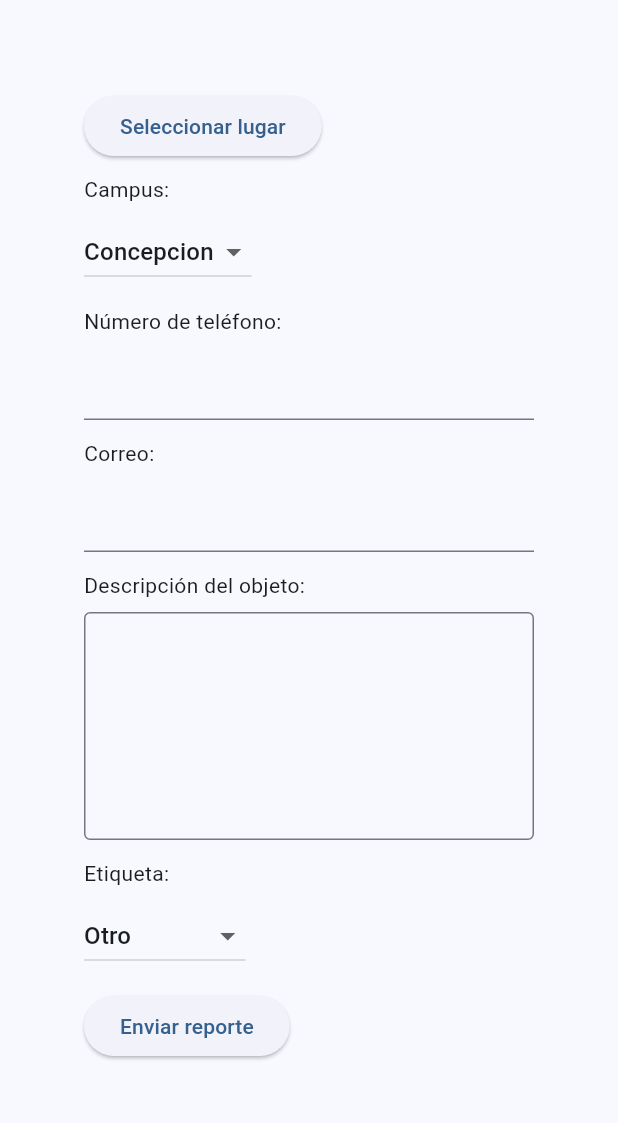
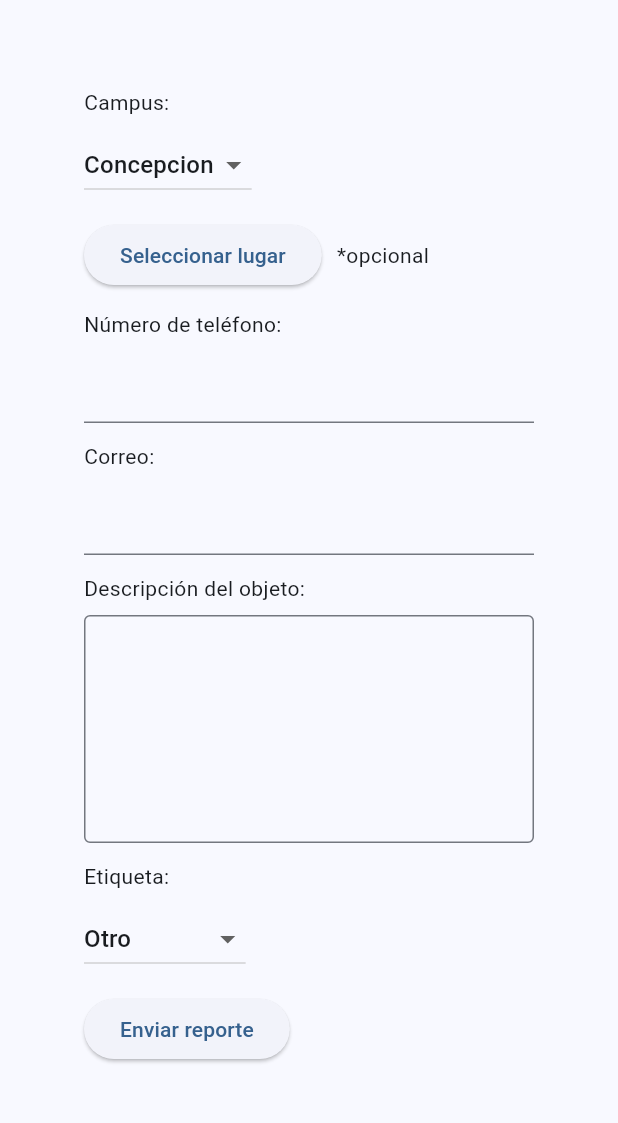
Before and after one commit to aToled/ProyIS-ObjetosPerdidos, a Flutter app: the HomePage screen opened by its route, after a tap on "Reportar objeto perdido", on a phone screen of 412 x 824 dp, the part 84-1207 px from its top. Run offline on Flutter 3.47's test engine with Material 3 defaults, Android fonts, the phone set to English and light mode, and no system bars; our stand-ins replace google_maps_flutter.

Commit message:
en realizar reporte: google maps aparece en el campus seleccionado y se valida que los campos no esten vacios

```diff
--- a/app_objetos_perdidos/lib/pages/report_lost_item_page.dart
+++ b/app_objetos_perdidos/lib/pages/report_lost_item_page.dart
@@ -1,3 +1,4 @@
+import 'package:app_objetos_perdidos/pages/map_page.dart';
 import 'package:app_objetos_perdidos/utils/campus.dart';
 import 'package:app_objetos_perdidos/utils/etiqueta.dart';
 import 'package:app_objetos_perdidos/utils/lugar.dart';
@@ -64,13 +65,6 @@ class _ReportLostItemPageState extends State<ReportLostItemPage> {
             crossAxisAlignment: CrossAxisAlignment.start,
             mainAxisAlignment: MainAxisAlignment.end,
             children: [
-              ElevatedButton(
-                onPressed: () {
-                  Navigator.of(context).pushNamed("/map", arguments: placeCallback);
-                },
-                child: Text("Seleccionar lugar"),
-              ),
-              const SizedBox(height: 8),
               // Campus
               Text("Campus:"),
               const SizedBox(height: 8),
@@ -92,6 +86,20 @@ class _ReportLostItemPageState extends State<ReportLostItemPage> {
                 },
               ),
               const SizedBox(height: 12),
+              Row(
+                mainAxisSize: MainAxisSize.min,
+                children: [
+                  ElevatedButton(
+                    onPressed: () {
+                      Navigator.of(context).pushNamed("/map", arguments: ReportMapScreenArgs(placeCallback, _campus));
+                    },
+                    child: Text("Seleccionar lugar"),
+                  ),
+                  const SizedBox(width: 10),
+                  const Text("*opcional")
+                ],
+              ),
+              const SizedBox(height: 12),
               // Número de teléfono
               Text("Número de teléfono:"),
               const SizedBox(height: 8),
@@ -101,6 +109,7 @@ class _ReportLostItemPageState extends State<ReportLostItemPage> {
                   onChanged: (value) {
                     _numTel = value;
                   },
+                  keyboardType: TextInputType.phone,
                 ),
               ),
               const SizedBox(height: 12),
@@ -113,6 +122,7 @@ class _ReportLostItemPageState extends State<ReportLostItemPage> {
                   onChanged: (value) {
                     _correo = value;
                   },
+                  keyboardType: TextInputType.emailAddress,
                 ),
               ),
               const SizedBox(height: 12),
@@ -160,6 +170,21 @@ class _ReportLostItemPageState extends State<ReportLostItemPage> {
               ),
               const SizedBox(height: 12),
               ElevatedButton(onPressed: () {
+                if (_numTel.isEmpty || _correo.isEmpty || _descripcion.isEmpty) {
+                  showDialog(context: context, builder: (context) {
+                    return AlertDialog(
+                      title: const Text("Aviso"),
+                      content: const Text("Debe llenar todos los campos"),
+                      actions: [
+                        TextButton(onPressed: () {
+                          Navigator.of(context).pop();
+                        }, child: const Text("Aceptar"))
+                      ]
+                    );
+                  });
+                  return;
+                }
+
                 Reporte reporte = Reporte(
                   DateTime.now(),
                   _lugar,
--- a/app_objetos_perdidos/lib/utils/jsonManager.dart
+++ b/app_objetos_perdidos/lib/utils/json_manager.dart
@@ -28,7 +28,12 @@ class JsonManager {
     try {
       fileContent = await jsonFile.readAsString();
     } catch (e) {
-      jsonFile.writeAsString("{}");
+      await jsonFile.writeAsString("{}");
+      fileContent = await jsonFile.readAsString();
+    }
+
+    if (fileContent.isEmpty) {
+      await jsonFile.writeAsString("{}");
       fileContent = await jsonFile.readAsString();
     }
 
--- a/app_objetos_perdidos/lib/utils/reports_handler.dart
+++ b/app_objetos_perdidos/lib/utils/reports_handler.dart
@@ -1,4 +1,4 @@
-import 'package:app_objetos_perdidos/utils/jsonManager.dart';
+import 'package:app_objetos_perdidos/utils/json_manager.dart';
 import 'package:app_objetos_perdidos/utils/reporte.dart';
 
 class ReportsHandler {
```
Also changed, not shown: app_objetos_perdidos/lib/pages/map_page.dart (+53 -17 lines), 1 other file.
